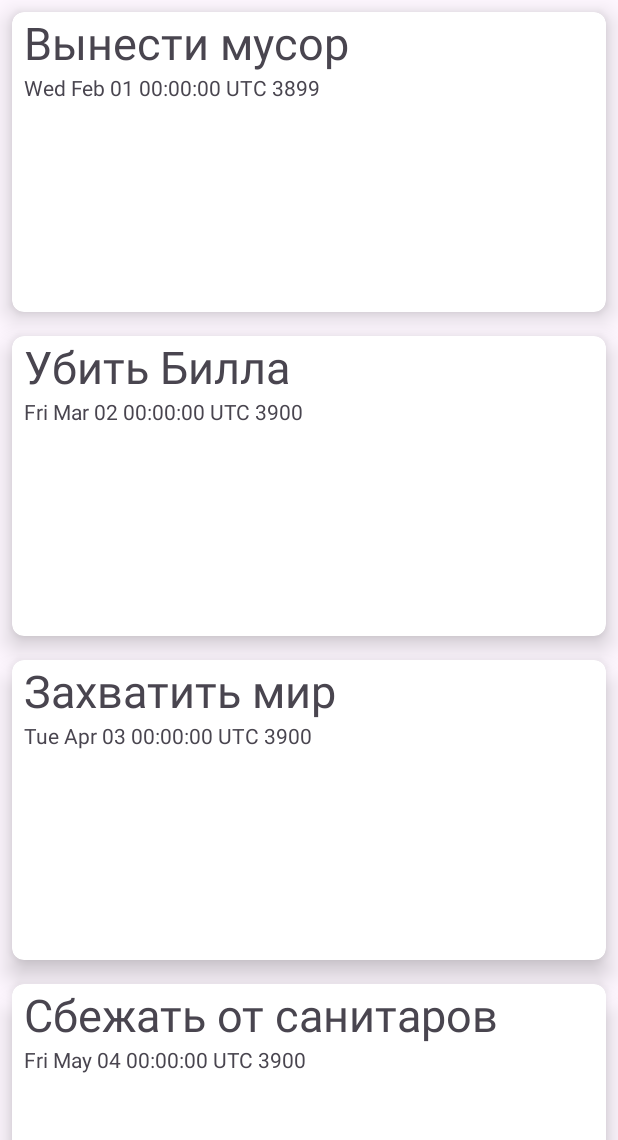
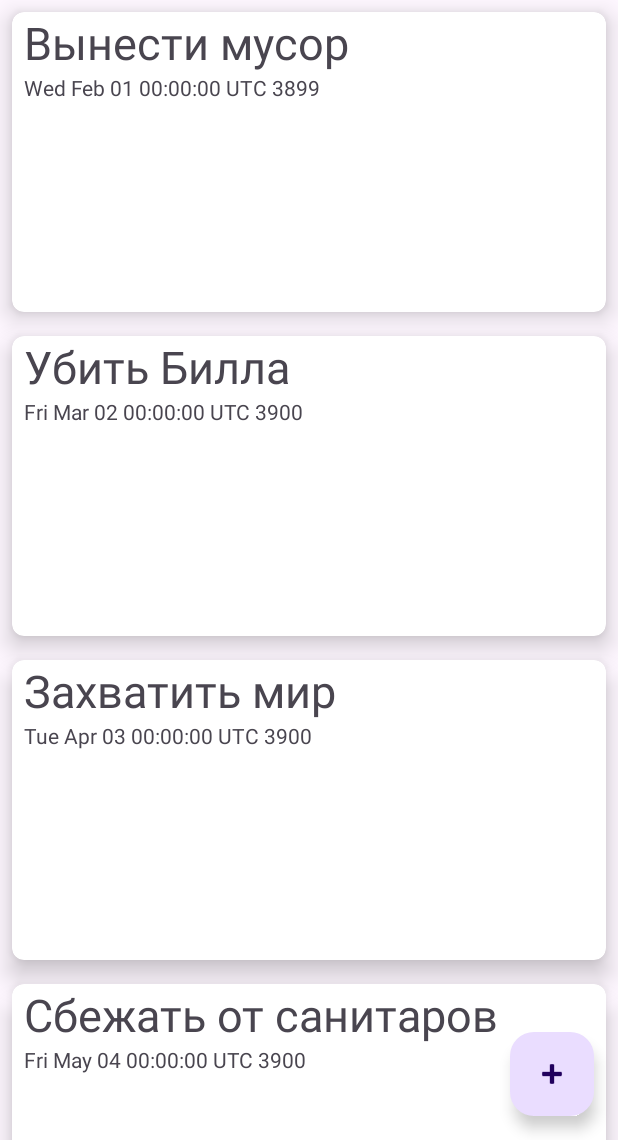
Before and after one commit to alphadrow/MyNotes, an Android app: the screen it shows after launch (MainActivity), on a phone screen of 412 x 824 dp, the part 96-1236 px from its top. Run offline under Robolectric (Android 15) with nearby library versions, the phone set to English and light mode, and no system bars.

Commit message:
hw9 а также исправление замечаний

```diff
--- a/app/build.gradle.kts
+++ b/app/build.gradle.kts
@@ -27,7 +27,6 @@ android {
         targetCompatibility = JavaVersion.VERSION_1_8
     }
     buildFeatures {
-        viewBinding = true
     }
 }
 
@@ -39,6 +38,8 @@ dependencies {
     implementation(libs.constraintlayout)
     implementation(libs.preference)
     implementation(libs.play.services.ads)
+    implementation(libs.legacy.support.v4)
+    implementation(libs.recyclerview)
     testImplementation(libs.junit)
     androidTestImplementation(libs.ext.junit)
     androidTestImplementation(libs.espresso.core)
--- a/app/src/main/java/ru/alphadrow/gb/mynotes/Importance.java
+++ b/app/src/main/java/ru/alphadrow/gb/mynotes/Importance.java
@@ -7,6 +7,5 @@ public enum Importance {
     HIGH,
     LIFE_AND_DEATH,
 
-    UNKNOWN
 
 }
--- a/app/src/main/java/ru/alphadrow/gb/mynotes/MainActivity.java
+++ b/app/src/main/java/ru/alphadrow/gb/mynotes/MainActivity.java
@@ -1,4 +1,9 @@
 package ru.alphadrow.gb.mynotes;
+
+import android.os.Bundle;
+import android.view.Menu;
+import android.view.MenuItem;
+import android.view.View;
 
 import androidx.annotation.NonNull;
 import androidx.appcompat.app.ActionBarDrawerToggle;
@@ -9,15 +14,28 @@ import androidx.fragment.app.Fragment;
 import androidx.fragment.app.FragmentManager;
 import androidx.fragment.app.FragmentTransaction;
 
-import android.content.Intent;
-import android.os.Bundle;
-import android.view.Menu;
-import android.view.MenuItem;
+import com.google.android.material.navigation.NavigationView;
 
-import com.google.android.material.navigation.NavigationView;
+import java.util.Date;
+
+import ru.alphadrow.gb.mynotes.observe.Publisher;
 
 
 public class MainActivity extends AppCompatActivity {
+
+    private Publisher publisher = new Publisher();
+    private Navigation navigation;
+
+    public Navigation getNavigation() {
+        return navigation;
+    }
+
+    public Publisher getPublisher() {
+        return publisher;
+    }
+
+
+
 
     @Override
     public boolean onCreateOptionsMenu(Menu menu) {
@@ -50,20 +68,16 @@ public class MainActivity extends AppCompatActivity {
     @Override
     protected void onCreate(Bundle savedInstanceState) {
         super.onCreate(savedInstanceState);
+        navigation = new Navigation(getSupportFragmentManager());
         setContentView(R.layout.activity_main);
-
 
         initDrawer(initToolBar());
 
         if (savedInstanceState == null) {
-            getSupportFragmentManager()
-                    .beginTransaction()
-                    .replace(R.id.notesContainer, NoteFragment.newInstance())
-                    .commit();
+            navigation.addFragment(NoteFragment.newInstance(), false);
         }
 
     }
-
 
 
     private Toolbar initToolBar() {
@@ -104,7 +118,7 @@ public class MainActivity extends AppCompatActivity {
         Fragment backStackFragment = getSupportFragmentManager()
                 .findFragmentById(R.id.notesContainer);
         if (backStackFragment instanceof NotePropertiesFragment) {
-            onBackPressed();
+            getOnBackPressedDispatcher().onBackPressed();
         }
     }
 }
--- /dev/null
+++ b/app/src/main/java/ru/alphadrow/gb/mynotes/Navigation.java
@@ -0,0 +1,22 @@
+package ru.alphadrow.gb.mynotes;
+
+import androidx.fragment.app.Fragment;
+import androidx.fragment.app.FragmentManager;
+import androidx.fragment.app.FragmentTransaction;
+
+public class Navigation {
+    private final FragmentManager fragmentManager;
+
+    public Navigation(FragmentManager fragmentManager) {
+        this.fragmentManager = fragmentManager;
+    }
+
+    public void addFragment(Fragment fragment, boolean useBackstack){
+        FragmentTransaction fragmentTransaction = fragmentManager.beginTransaction();
+        fragmentTransaction.replace(R.id.notesContainer, fragment);
+        if(useBackstack){
+            fragmentTransaction.addToBackStack("");
+        }
+        fragmentTransaction.commit();
+    }
+}
--- a/app/src/main/java/ru/alphadrow/gb/mynotes/NoteAdapter.java
+++ b/app/src/main/java/ru/alphadrow/gb/mynotes/NoteAdapter.java
@@ -12,7 +12,6 @@ import androidx.recyclerview.widget.RecyclerView;
 
 public class NoteAdapter extends RecyclerView.Adapter<NoteAdapter.MyViewHolder> {
     MyDataBase myDataBase = MyDataBase.getInstance();
-    private String[] dataSource;
     private MyOnClickListener listener;
     private MyOnLongClickListener longClickListener;
 
@@ -40,8 +39,8 @@ public class NoteAdapter extends RecyclerView.Adapter<NoteAdapter.MyViewHolder>
 
     @Override
     public void onBindViewHolder(@NonNull MyViewHolder holder, int position) {
-        holder.name.setText(myDataBase.getNote(position).getName());
-        holder.dateOfCreation.setText(myDataBase.getNote(position).getDateOfCreation().toString());
+        holder.setName(myDataBase.getNote(position).getName());
+        holder.setDateOfCreation(myDataBase.getNote(position).getDateOfCreation().toString());
     }
 
 
@@ -56,8 +55,16 @@ public class NoteAdapter extends RecyclerView.Adapter<NoteAdapter.MyViewHolder>
     }
 
     public class MyViewHolder extends RecyclerView.ViewHolder{
-        TextView name;
-        TextView dateOfCreation;
+        public void setName(String name) {
+            this.name.setText(name);
+        }
+
+        public void setDateOfCreation(String dateOfCreation) {
+            this.dateOfCreation.setText(dateOfCreation);
+        }
+
+        private TextView name;
+        private TextView dateOfCreation;
         CardView cardView;
 
         public MyViewHolder(View itemView) {
--- a/app/src/main/java/ru/alphadrow/gb/mynotes/NoteDatePickerFragment.java
+++ b/app/src/main/java/ru/alphadrow/gb/mynotes/NoteDatePickerFragment.java
@@ -72,9 +72,11 @@ public class NoteDatePickerFragment extends Fragment {
                             datePicker.getYear(),
                             datePicker.getMonth() + 1,
                             datePicker.getDayOfMonth()));
+                requireActivity().getOnBackPressedDispatcher().onBackPressed();
 
             }
         });
+
         return view;
     }
 
--- a/app/src/main/java/ru/alphadrow/gb/mynotes/NoteFragment.java
+++ b/app/src/main/java/ru/alphadrow/gb/mynotes/NoteFragment.java
@@ -1,5 +1,6 @@
 package ru.alphadrow.gb.mynotes;
 
+import android.content.Context;
 import android.content.res.Configuration;
 import android.os.Bundle;
 import android.util.Log;
@@ -14,19 +15,29 @@ import android.view.ViewGroup;
 import androidx.annotation.NonNull;
 import androidx.annotation.Nullable;
 import androidx.fragment.app.Fragment;
+import androidx.recyclerview.widget.DefaultItemAnimator;
 import androidx.recyclerview.widget.LinearLayoutManager;
 import androidx.recyclerview.widget.RecyclerView;
 
-public class NoteFragment extends Fragment implements MyOnClickListener{
+import com.google.android.material.floatingactionbutton.FloatingActionButton;
 
-     Note currentNote;
+import java.util.Date;
 
-     boolean isLandScape;
-     MyDataBase myDataBase;
+import ru.alphadrow.gb.mynotes.observe.Observer;
+import ru.alphadrow.gb.mynotes.observe.Publisher;
+
+public class NoteFragment extends Fragment implements MyOnClickListener {
+
+    Note currentNote;
+
+    boolean isLandScape;
+    MyDataBase myDataBase;
     NoteAdapter noteAdapter;
+    Navigation navigation;
+    Publisher publisher;
 
 
-    public static NoteFragment newInstance(){
+    public static NoteFragment newInstance() {
         return new NoteFragment();
     }
 
@@ -37,18 +48,26 @@ public class NoteFragment extends Fragment implements MyOnClickListener{
     }
 
     @Override
+    public void onAttach(@NonNull Context context) {
+        super.onAttach(context);
+        MainActivity activity = (MainActivity)context;
+        navigation = activity.getNavigation();
+        publisher = activity.getPublisher();
+    }
+
+    @Override
     public void onCreate(Bundle savedInstanceState) {
         super.onCreate(savedInstanceState);
-        isLandScape = getResources().getConfiguration().orientation== Configuration.ORIENTATION_LANDSCAPE;
+        isLandScape = getResources().getConfiguration().orientation == Configuration.ORIENTATION_LANDSCAPE;
         myDataBase = MyDataBase.getInstance();
-        if(savedInstanceState!=null){
+        if (savedInstanceState != null) {
             currentNote = savedInstanceState.getParcelable(Settings.KEY_NOTE);
             myDataBase = savedInstanceState.getParcelable(Settings.KEY_DB);
         }
-        if(isLandScape)
-            if(currentNote !=null){
+        if (isLandScape)
+            if (currentNote != null) {
                 showNoteProperties(currentNote);
-            }else{
+            } else {
                 showNoteProperties(myDataBase.getNote(0));
             }
 
@@ -63,7 +82,7 @@ public class NoteFragment extends Fragment implements MyOnClickListener{
 
     @Override
     public View onCreateView(LayoutInflater inflater, ViewGroup container, Bundle savedInstanceState) {
-        View view = inflater.inflate(R.layout.fragment_notes,container,false);
+        View view = inflater.inflate(R.layout.fragment_notes, container, false);
         return view;
     }
 
@@ -77,28 +96,45 @@ public class NoteFragment extends Fragment implements MyOnClickListener{
         recyclerView.setLayoutManager(layoutManager);
         noteAdapter = new NoteAdapter(this);
         noteAdapter.setOnMyOnClickListener(this);
+        FloatingActionButton floatingActionButton = view.findViewById(R.id.floatingButtonPlus);
+        floatingActionButton.setOnClickListener(new View.OnClickListener() {
+            @Override
+            public void onClick(View v) {
+                navigation.addFragment(NotePropertiesFragmentEdit.newInstance(), true);
+                publisher.subscribe(new Observer() {
+                    @Override
+                    public void updateState(Note note) {
+                        myDataBase.addNote(note);
+                        noteAdapter.notifyItemInserted(myDataBase.size() - 1);
+                    }
+                });
+            }
+        });
         setHasOptionsMenu(true);
         recyclerView.setAdapter(noteAdapter);
+        DefaultItemAnimator defaultItemAnimator = new DefaultItemAnimator();
+        defaultItemAnimator.setRemoveDuration(1000);
+        recyclerView.setItemAnimator(defaultItemAnimator);
     }
 
     private String[] getTextViewArray() {
         String[] resultArray = new String[myDataBase.getNoteList().size()];
-        for(int i =0;i<myDataBase.getNoteList().size();i++){
+        for (int i = 0; i < myDataBase.getNoteList().size(); i++) {
 
             String name = myDataBase.getNoteList().get(i).getName();
             resultArray[i] = name;
         }
-        return  resultArray;
+        return resultArray;
     }
 
 
     private void showNoteProperties(Note note) {
-            currentNote = note;
+        currentNote = note;
         Log.d("myLogs", "currentNote.getName() :" + currentNote.getName());
 
         if (isLandScape) {
             showNotePropertiesLand();
-        }else{
+        } else {
             showNotePropertiesPort();
         }
     }
@@ -127,17 +163,20 @@ public class NoteFragment extends Fragment implements MyOnClickListener{
 
     @Override
     public boolean onOptionsItemSelected(@NonNull MenuItem item) {
-        if (item.getItemId() == R.id.deleteItem){
+        int position = noteAdapter.getMenuContextClickPosition();
+        if (item.getItemId() == R.id.deleteItem) {
             myDataBase.deleteNote(item.getItemId());
             noteAdapter.notifyItemChanged(item.getItemId());
         }
-        if (item.getItemId() == R.id.editItem){
-            requireActivity()
-                    .getSupportFragmentManager()
-                    .beginTransaction()
-                    .replace(R.id.notesContainer, NotePropertiesFragmentEdit.newInstance(currentNote))
-                    .addToBackStack("")
-                    .commit();
+        if (item.getItemId() == R.id.editItem) {
+            navigation.addFragment(NotePropertiesFragmentEdit.newInstance(myDataBase.getNote(position)), true);
+            publisher.subscribe(new Observer() {
+                @Override
+                public void updateState(Note note) {
+                    myDataBase.updateNote(position, note);
+                    noteAdapter.notifyItemChanged(myDataBase.size() - 1);
+                }
+            });
         }
         return super.onOptionsItemSelected(item);
 
@@ -147,19 +186,38 @@ public class NoteFragment extends Fragment implements MyOnClickListener{
     public boolean onContextItemSelected(@NonNull MenuItem item) {
         int position = noteAdapter.getMenuContextClickPosition();
         currentNote = myDataBase.getNote(position);
-        if (item.getItemId() == R.id.deleteItem){
+        if (item.getItemId() == R.id.deleteItem) {
             myDataBase.deleteNote(position);
             noteAdapter.notifyItemRemoved(position);
         }
-        if (item.getItemId() == R.id.editItem){
-            requireActivity()
-                    .getSupportFragmentManager()
-                    .beginTransaction()
-                    .replace(R.id.notesContainer, NotePropertiesFragmentEdit.newInstance(currentNote))
-                    .addToBackStack("")
-                    .commit();
+        if (item.getItemId() == R.id.editItem) {
+            navigation.addFragment(NotePropertiesFragmentEdit.newInstance(myDataBase.getNote(position)), true);
+            publisher.subscribe(new Observer() {
+                @Override
+                public void updateState(Note note) {
+                    myDataBase.updateNote(position, note);
+                    noteAdapter.notifyItemChanged(myDataBase.size() - 1);
+                }
+            });
         }
         return super.onContextItemSelected(item);
+    }
+
+    @Override
+    public void onDetach() {
+        navigation = null;
+        publisher = null;
+        super.onDetach();
+    }
+
+    @Override
+    public void onStop() {
+        super.onStop();
+    }
+
+    @Override
+    public void onDestroy() {
+        super.onDestroy();
     }
 
     @Override
--- /dev/null
+++ b/app/src/main/java/ru/alphadrow/gb/mynotes/observe/Observer.java
@@ -0,0 +1,7 @@
+package ru.alphadrow.gb.mynotes.observe;
+
+import ru.alphadrow.gb.mynotes.Note;
+
+public interface Observer {
+    void updateState(Note note);
+}
--- /dev/null
+++ b/app/src/main/java/ru/alphadrow/gb/mynotes/observe/Publisher.java
@@ -0,0 +1,29 @@
+package ru.alphadrow.gb.mynotes.observe;
+
+import java.util.ArrayList;
+import java.util.List;
+
+import ru.alphadrow.gb.mynotes.Note;
+
+public class Publisher {
+    private List<Observer> observers;
+
+    public  Publisher(){
+        observers = new ArrayList<Observer>();
+    }
+
+    public void subscribe(Observer observer) {
+        observers.add(observer);
+    }
+
+    public void unsubscribe(Observer observer) {
+        observers.remove(observer);
+    }
+
+    public void notifyTask(Note note){
+        for (Observer observer: observers) {
+            observer.updateState(note);
+            unsubscribe(observer);
+        }
+    }
+}
--- a/app/src/main/res/layout/content_main.xml
+++ b/app/src/main/res/layout/content_main.xml
@@ -1,15 +1,19 @@
 <?xml version="1.0" encoding="utf-8"?>
 <LinearLayout xmlns:android="http://schemas.android.com/apk/res/android"
-    xmlns:app="http://schemas.android.com/apk/res-auto"
     xmlns:tools="http://schemas.android.com/tools"
     android:layout_width="match_parent"
     android:layout_height="match_parent"
+    xmlns:app="http://schemas.android.com/apk/res-auto"
     android:layout_marginTop="?actionBarSize"
     tools:context=".MainActivity">
 
     <FrameLayout
         android:id="@+id/notesContainer"
         android:layout_width="match_parent"
-        android:layout_height="match_parent"/>
+        android:layout_height="match_parent"
+        >
+
+    </FrameLayout>
+
 
 </LinearLayout>
--- a/app/src/main/res/layout/fragment_notes.xml
+++ b/app/src/main/res/layout/fragment_notes.xml
@@ -1,14 +1,31 @@
 <?xml version="1.0" encoding="utf-8"?>
-<LinearLayout xmlns:android="http://schemas.android.com/apk/res/android"
+<androidx.constraintlayout.widget.ConstraintLayout xmlns:android="http://schemas.android.com/apk/res/android"
+    xmlns:app="http://schemas.android.com/apk/res-auto"
     android:layout_width="match_parent"
     android:layout_height="match_parent"
-    xmlns:app="http://schemas.android.com/apk/res-auto"
     android:orientation="vertical">
 
     <androidx.recyclerview.widget.RecyclerView
         android:id="@+id/recyclerView"
-        android:layout_width="match_parent"
-        android:layout_height="match_parent"
-        app:layoutManager="androidx.recyclerview.widget.LinearLayoutManager"/>
+        android:layout_width="0dp"
+        android:layout_height="0dp"
+        app:layoutManager="androidx.recyclerview.widget.LinearLayoutManager"
+        app:layout_constraintBottom_toBottomOf="parent"
+        app:layout_constraintEnd_toEndOf="parent"
+        app:layout_constraintStart_toStartOf="parent"
+        app:layout_constraintTop_toTopOf="parent" />
 
-</LinearLayout>
+    <com.google.android.material.floatingactionbutton.FloatingActionButton
+        android:id="@+id/floatingButtonPlus"
+        android:layout_width="wrap_content"
+        android:layout_height="wrap_content"
+        android:layout_gravity="bottom|end"
+        android:layout_marginEnd="@dimen/fab_margin"
+        android:layout_marginBottom="@dimen/fab_margin"
+        android:contentDescription="@string/floating_button"
+        android:src="@android:drawable/ic_input_add"
+        app:layout_constraintBottom_toBottomOf="parent"
+        app:layout_constraintEnd_toEndOf="parent" />
+
+
+</androidx.constraintlayout.widget.ConstraintLayout>
--- a/app/src/main/res/values/dimens.xml
+++ b/app/src/main/res/values/dimens.xml
@@ -11,4 +11,7 @@
     <dimen name="cardElevation">10dp</dimen>
     <dimen name="cardCornerRadius">8dp</dimen>
     <dimen name="noteMarginStart">8dp</dimen>
+    <dimen name="fab_margin">16dp</dimen>
+    <dimen name="list_item_spacing">16dp</dimen>
+    <dimen name="list_item_spacing_half">8dp</dimen>
 </resources>
--- a/app/src/main/res/values/strings.xml
+++ b/app/src/main/res/values/strings.xml
@@ -42,4 +42,5 @@
     <string name="addItem">Добавить</string>
     <string name="deleteItem">Удалить</string>
     <string name="edit_date">EDIT DATE</string>
+    <string name="floating_button">floatingButton</string>
 </resources>
--- a/gradle/libs.versions.toml
+++ b/gradle/libs.versions.toml
@@ -9,6 +9,8 @@ activity = "1.9.0"
 constraintlayout = "2.1.4"
 preference = "1.2.0"
 playServicesAds = "21.5.0"
+legacySupportV4 = "1.0.0"
+recyclerview = "1.3.0"
 
 [libraries]
 junit = { group = "junit", name = "junit", version.ref = "junit" }
@@ -20,6 +22,8 @@ activity = { group = "androidx.activity", name = "activity", version.ref = "acti
 constraintlayout = { group = "androidx.constraintlayout", name = "constraintlayout", version.ref = "constraintlayout" }
 preference = { group = "androidx.preference", name = "preference", version.ref = "preference" }
 play-services-ads = { group = "com.google.android.gms", name = "play-services-ads", version.ref = "playServicesAds" }
+legacy-support-v4 = { group = "androidx.legacy", name = "legacy-support-v4", version.ref = "legacySupportV4" }
+recyclerview = { group = "androidx.recyclerview", name = "recyclerview", version.ref = "recyclerview" }
 
 [plugins]
 android-application = { id = "com.android.application", version.ref = "agp" }
```
Also changed, not shown: app/src/main/java/ru/alphadrow/gb/mynotes/NotePropertiesFragment.java (+49 -17 lines), app/src/main/java/ru/alphadrow/gb/mynotes/NotePropertiesFragmentEdit.java (+63 -20 lines).
